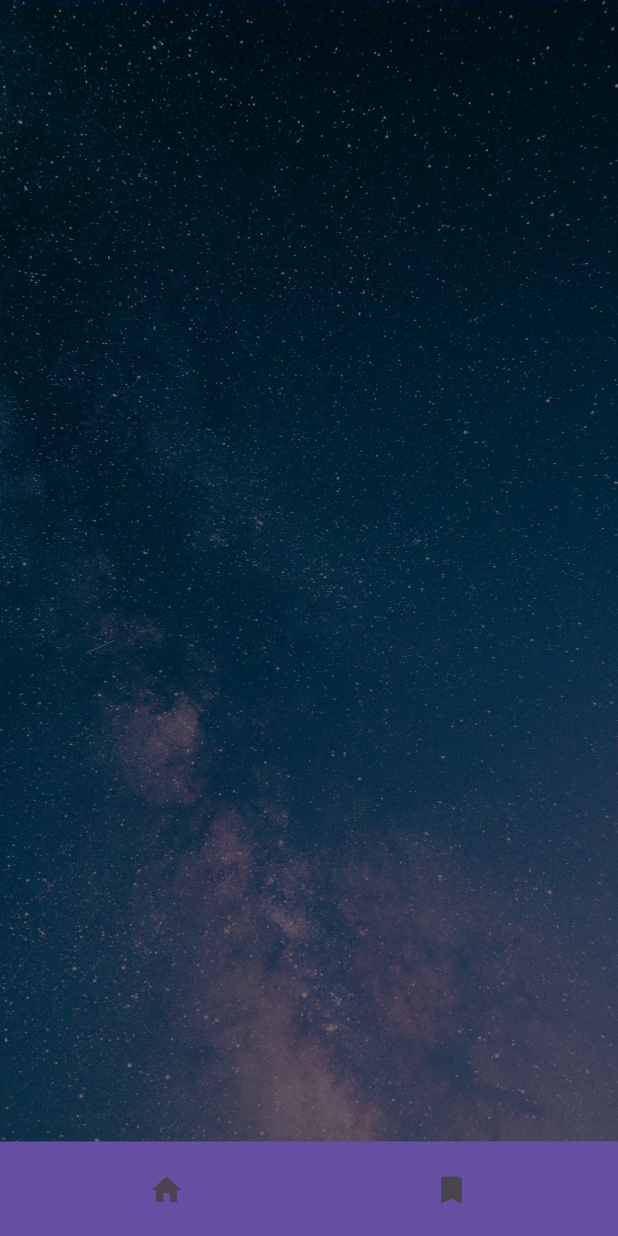
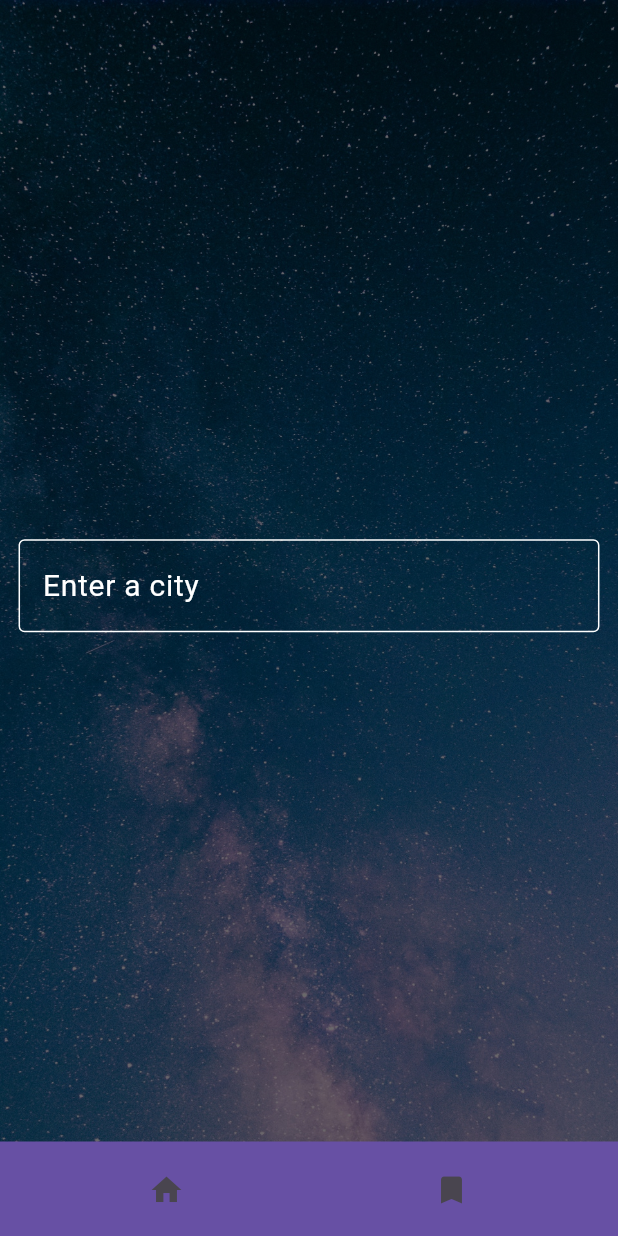
Before and after one commit to adelghaedi/my_weather, a Flutter app: the screen it shows after launch, on a phone screen of 412 x 824 dp. Run offline on Flutter 3.47's test engine with Material 3 defaults, Android fonts, the phone set to English and light mode, and no system bars; drawn by our look-alikes of flutter_typeahead; our stand-ins replace bloc, dio, equatable, flutter_bloc, get_it, loading_animation_widget and 1 more; network calls fail.

Commit message:
create city_suggestion

```diff
--- a/lib/core/utils/constants.dart
+++ b/lib/core/utils/constants.dart
@@ -2,7 +2,8 @@ import 'package:flutter/material.dart';
 
 class Constants {
   static const String apikey = "092945c8c3b6126e483d21ba587d0484";
-  static const String baseUrl = "https://api.openweathermap.org";
+  static const String weatherBaseUrl = "https://api.openweathermap.org";
+  static const String cityBaseUrl="http://geodb-free-service.wirefreethought.com";
   static const String units = "metric";
   static const String celsiusUniCode = "\u00B0";
 
--- /dev/null
+++ b/lib/feature/weather/data/models/suggest_city_model.dart
@@ -0,0 +1,165 @@
+import '../../domain/entities/suggest_city_entity.dart';
+
+/// data : [{"id":58764,"wikiDataId":"Q605157","type":"CITY","city":"Babol","name":"Babol","country":"Iran","countryCode":"IR","region":"Mazandaran","regionCode":"21","latitude":36.55,"longitude":52.683333333,"population":250217}]
+/// metadata : {"currentOffset":0,"totalCount":1}
+
+class SuggestCityModel extends SuggestCityEntity {
+  const SuggestCityModel({super.data, super.metadata});
+
+  factory SuggestCityModel.fromJson(dynamic json) {
+    /// parse json to object
+    List<Data> data = [];
+    if (json['data'] != null) {
+      json['data'].forEach((v) {
+        data.add(Data.fromJson(v));
+      });
+    }
+
+    return SuggestCityModel(
+      data: data,
+      metadata:
+          json['metadata'] != null ? Metadata.fromJson(json['metadata']) : null,
+    );
+  }
+}
+
+/// currentOffset : 0
+/// totalCount : 1
+
+class Metadata {
+  Metadata({int? currentOffset, int? totalCount}) {
+    _currentOffset = currentOffset;
+    _totalCount = totalCount;
+  }
+
+  Metadata.fromJson(dynamic json) {
+    _currentOffset = json['currentOffset'];
+    _totalCount = json['totalCount'];
+  }
+
+  int? _currentOffset;
+  int? _totalCount;
+
+  int? get currentOffset => _currentOffset;
+
+  int? get totalCount => _totalCount;
+
+  Map<String, dynamic> toJson() {
+    final map = <String, dynamic>{};
+    map['currentOffset'] = _currentOffset;
+    map['totalCount'] = _totalCount;
+    return map;
+  }
+}
+
+/// id : 58764
+/// wikiDataId : "Q605157"
+/// type : "CITY"
+/// city : "Babol"
+/// name : "Babol"
+/// country : "Iran"
+/// countryCode : "IR"
+/// region : "Mazandaran"
+/// regionCode : "21"
+/// latitude : 36.55
+/// longitude : 52.683333333
+/// population : 250217
+
+class Data {
+  Data({
+    int? id,
+    String? wikiDataId,
+    String? type,
+    String? city,
+    String? name,
+    String? country,
+    String? countryCode,
+    String? region,
+    String? regionCode,
+    double? latitude,
+    double? longitude,
+    int? population,
+  }) {
+    _id = id;
+    _wikiDataId = wikiDataId;
+    _type = type;
+    _city = city;
+    _name = name;
+    _country = country;
+    _countryCode = countryCode;
+    _region = region;
+    _regionCode = regionCode;
+    _latitude = latitude;
+    _longitude = longitude;
+    _population = population;
+  }
+
+  Data.fromJson(dynamic json) {
+    _id = json['id'];
+    _wikiDataId = json['wikiDataId'];
+    _type = json['type'];
+    _city = json['city'];
+    _name = json['name'];
+    _country = json['country'];
+    _countryCode = json['countryCode'];
+    _region = json['region'];
+    _regionCode = json['regionCode'];
+    _latitude = json['latitude'];
+    _longitude = json['longitude'];
+    _population = json['population'];
+  }
+
+  int? _id;
+  String? _wikiDataId;
+  String? _type;
+  String? _city;
+  String? _name;
+  String? _country;
+  String? _countryCode;
+  String? _region;
+  String? _regionCode;
+  double? _latitude;
+  double? _longitude;
+  int? _population;
+
+  int? get id => _id;
+
+  String? get wikiDataId => _wikiDataId;
+
+  String? get type => _type;
+
+  String? get city => _city;
+
+  String? get name => _name;
+
+  String? get country => _country;
+
+  String? get countryCode => _countryCode;
+
+  String? get region => _region;
+
+  String? get regionCode => _regionCode;
+
+  double? get latitude => _latitude;
+
+  double? get longitude => _longitude;
+
+  int? get population => _population;
+
+  Map<String, dynamic> toJson() {
+    final map = <String, dynamic>{};
+    map['id'] = _id;
+    map['wikiDataId'] = _wikiDataId;
+    map['type'] = _type;
+    map['city'] = _city;
+    map['name'] = _name;
+    map['country'] = _country;
+    map['countryCode'] = _countryCode;
+    map['region'] = _region;
+    map['regionCode'] = _regionCode;
+    map['latitude'] = _latitude;
+    map['longitude'] = _longitude;
+    map['population'] = _population;
+    return map;
+  }
+}
--- a/lib/feature/weather/domain/repositories/weather_repository.dart
+++ b/lib/feature/weather/domain/repositories/weather_repository.dart
@@ -1,6 +1,6 @@
-
 import '../../../../core/params/forecast_params.dart';
 import '../../../../core/resources/data_state.dart';
+import '../../data/models/suggest_city_model.dart';
 import '../entities/current_weather_entity.dart';
 import '../entities/forecast_days_entity.dart';
 
@@ -12,4 +12,6 @@ abstract class WeatherRepository {
   Future<DataState<ForecastDaysEntity>> fetchForecastDaysData(
     ForecastParams forecastParams,
   );
+
+  Future<List<Data>> fetchCitySuggestionData(String cityName);
 }
--- /dev/null
+++ b/lib/feature/weather/domain/use_cases/get_city_suggestion_use_case.dart
@@ -0,0 +1,14 @@
+
+import '../../../../core/use_case/use_case.dart';
+import '../../data/models/suggest_city_model.dart';
+import '../repositories/weather_repository.dart';
+
+class GetCitySuggestionUseCase extends UseCase<List<Data>, String> {
+  final WeatherRepository weatherRepository;
+
+  GetCitySuggestionUseCase({required this.weatherRepository});
+
+  @override
+  Future<List<Data>> call(String cityName) =>
+      weatherRepository.fetchCitySuggestionData(cityName);
+}
--- a/lib/feature/weather/presentation/pages/weather_page.dart
+++ b/lib/feature/weather/presentation/pages/weather_page.dart
@@ -1,13 +1,17 @@
 import 'package:flutter/material.dart';
 import 'package:flutter_bloc/flutter_bloc.dart';
+import 'package:flutter_typeahead/flutter_typeahead.dart';
 import 'package:smooth_page_indicator/smooth_page_indicator.dart';
 
 import '../../../../core/params/forecast_params.dart';
 import '../../../../core/utils/constants.dart';
 import '../../../../core/widgets/app_background.dart';
 import '../../../../core/widgets/dot_loading_widget.dart';
+import '../../../../locator.dart';
+import '../../data/models/suggest_city_model.dart';
 import '../../domain/entities/current_weather_entity.dart';
 import '../../domain/entities/forecast_days_entity.dart';
+import '../../domain/use_cases/get_city_suggestion_use_case.dart';
 import '../bloc/cw_status.dart';
 import '../bloc/fw_status.dart';
 import '../bloc/weather_bloc.dart';
@@ -21,6 +25,12 @@ class WeatherPage extends StatefulWidget {
 }
 
 class _WeatherPageState extends State<WeatherPage> {
+  final TextEditingController suggestionCityController =
+      TextEditingController();
+
+  final GetCitySuggestionUseCase getCitySuggestionUseCase =
+      GetCitySuggestionUseCase(weatherRepository: locator());
+
   final PageController _pageController = PageController(initialPage: 0);
   final String cityName = "Shiraz";
 
@@ -38,10 +48,57 @@ class _WeatherPageState extends State<WeatherPage> {
     return SafeArea(
       child: Column(
         mainAxisAlignment: MainAxisAlignment.center,
-        children: [_currentWeatherBlocBuilder(height, width)],
+        children: [
+          Constants.verticalSpacer20,
+          _citySuggestionWidget(context, width),
+          _currentWeatherBlocBuilder(height, width),
+        ],
       ),
     );
   }
+
+  Widget _citySuggestionWidget(BuildContext context, double width) =>
+      Padding(
+      padding: EdgeInsets.symmetric(horizontal: width * 0.03),
+      child: TypeAheadField(
+        builder: (context, controller, focusNode) {
+
+          final OutlineInputBorder outlineInputBorder = OutlineInputBorder(
+            borderSide: BorderSide(color: Colors.white),
+          );
+
+          return TextField(
+            controller: controller,
+            autofocus: false,
+            focusNode: focusNode,
+            style: TextStyle(color: Colors.white, fontSize: 20),
+            decoration: InputDecoration(
+              focusedBorder: outlineInputBorder,
+              enabledBorder: outlineInputBorder,
+              hintText: "Enter a city",
+              hintStyle: TextStyle(color: Colors.white),
+              border: outlineInputBorder,
+            ),
+          );
+        },
+        controller: suggestionCityController,
+        suggestionsCallback: (String prefix) {
+          return getCitySuggestionUseCase(prefix);
+        },
+        itemBuilder: (context, Data model) {
+          return ListTile(
+            leading: const Icon(Icons.location_on),
+            title: Text(model.name!),
+            subtitle: Text("${model.region}, ${model.country}"),
+          );
+        },
+        onSelected: (Data model) {
+          BlocProvider.of<WeatherBloc>(
+            context,
+          ).add(LoadCWEvent(cityName: model.name!));
+        },
+      ),
+    );
 
   Widget _currentWeatherBlocBuilder(double height, double width) =>
       BlocBuilder<WeatherBloc, WeatherState>(
@@ -246,7 +303,6 @@ class _WeatherPageState extends State<WeatherPage> {
         "${minTemp.round()}${Constants.celsiusUniCode}",
         style: TextStyle(color: Colors.white, fontSize: 20),
       ),
-
     ],
   );
 
--- a/pubspec.yaml
+++ b/pubspec.yaml
@@ -42,6 +42,7 @@ dependencies:
   intl: ^0.20.2
   loading_animation_widget: ^1.3.0
   smooth_page_indicator: ^1.2.1
+  flutter_typeahead: ^5.2.0
 
 dev_dependencies:
   flutter_test:
```
Also changed, not shown: lib/feature/weather/data/data_source/remote/api_provider.dart (+12 -3 lines), lib/feature/weather/data/repositories/weather_repositoryImpl.dart (+16 -4 lines), lib/feature/weather/domain/entities/suggest_city_entity.dart (added, +21 -0 lines), pubspec.lock.
